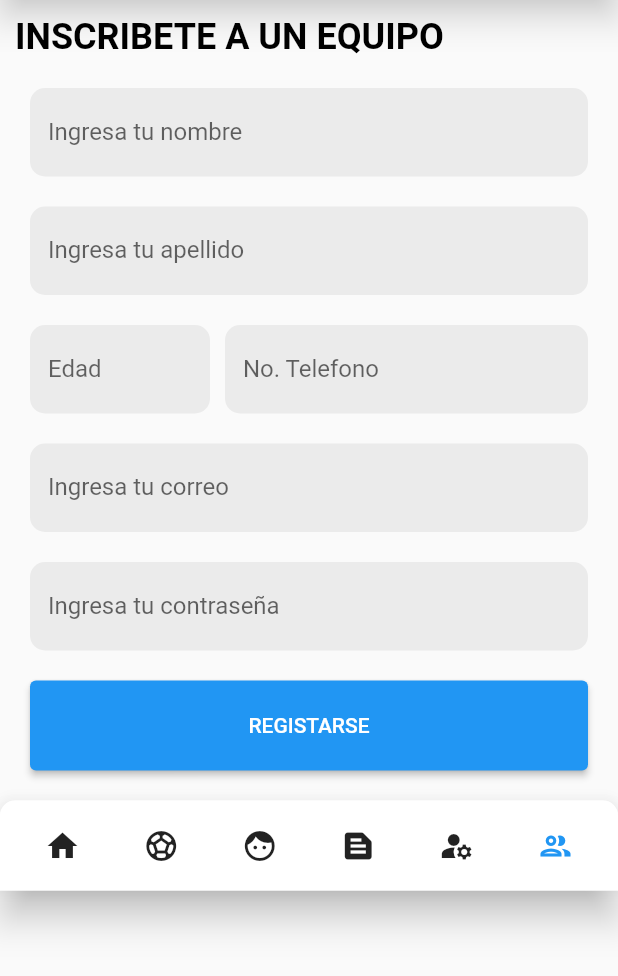
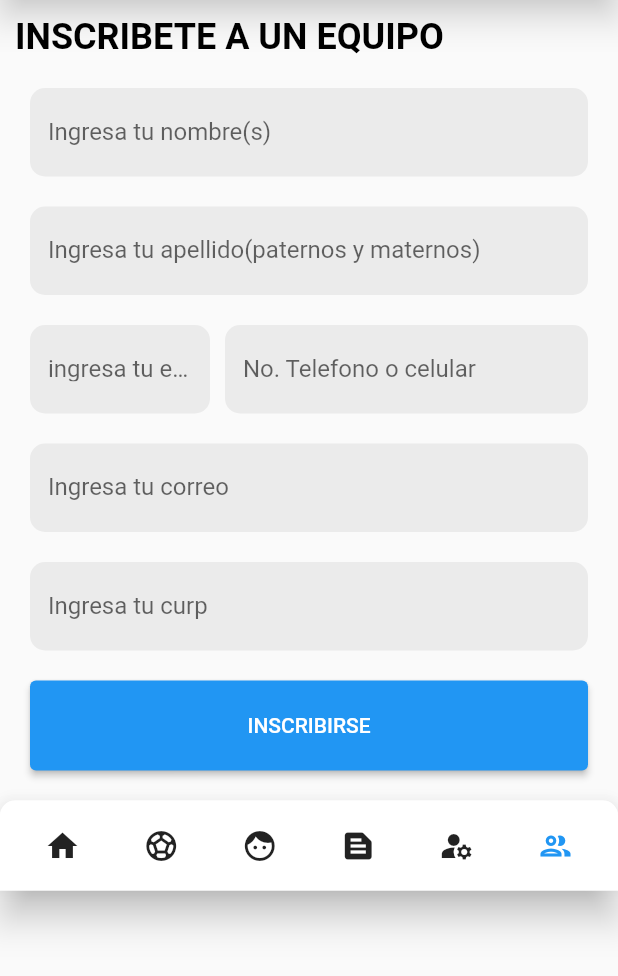
Before and after one commit to AngelJesusHernandezBlanco6-j/Proyecto_final_android, a Flutter app: the Inscripcion screen opened by its route, on a phone screen of 412 x 824 dp, the part 98-1074 px from its top. Run offline on Flutter 3.47's test engine with Material 2 defaults, Android fonts, the phone set to English and light mode, and no system bars; our stand-ins replace card_swiper, font_awesome_flutter; network calls fail.

```diff
--- a/lib/inscripcion.dart
+++ b/lib/inscripcion.dart
@@ -44,7 +44,7 @@ class Inscripcion extends StatelessWidget {
                   padding: EdgeInsetsDirectional.fromSTEB(20, 10, 20, 10),
                   child: TextField(
                     decoration: InputDecoration(
-                      labelText: 'Ingresa tu nombre',
+                      labelText: 'Ingresa tu nombre(s)',
                       filled: true,
                       fillColor: Color(0xFFEBEBEB),
                       border: OutlineInputBorder(
@@ -61,7 +61,7 @@ class Inscripcion extends StatelessWidget {
                   padding: EdgeInsetsDirectional.fromSTEB(20, 10, 20, 10),
                   child: TextField(
                     decoration: InputDecoration(
-                      labelText: 'Ingresa tu apellido',
+                      labelText: 'Ingresa tu apellido(paternos y maternos)',
                       filled: true,
                       fillColor: Color(0xFFEBEBEB),
                       border: OutlineInputBorder(
@@ -84,7 +84,7 @@ class Inscripcion extends StatelessWidget {
                         child: TextField(
                           keyboardType: TextInputType.number,
                           decoration: InputDecoration(
-                            labelText: 'Edad',
+                            labelText: 'ingresa tu edad',
                             filled: true,
                             fillColor: Color(0xFFEBEBEB),
                             border: OutlineInputBorder(
@@ -102,7 +102,7 @@ class Inscripcion extends StatelessWidget {
                           padding: EdgeInsetsDirectional.fromSTEB(10, 0, 0, 0),
                           child: TextField(
                             decoration: InputDecoration(
-                              labelText: 'No. Telefono',
+                              labelText: 'No. Telefono o celular',
                               filled: true,
                               fillColor: Color(0xFFEBEBEB),
                               border: OutlineInputBorder(
@@ -142,7 +142,7 @@ class Inscripcion extends StatelessWidget {
                   child: TextField(
                     obscureText: true,
                     decoration: InputDecoration(
-                      labelText: 'Ingresa tu contraseña',
+                      labelText: 'Ingresa tu curp',
                       filled: true,
                       fillColor: Color(0xFFEBEBEB),
                       border: OutlineInputBorder(
@@ -162,7 +162,7 @@ class Inscripcion extends StatelessWidget {
                       context: context,
                       builder: (BuildContext context) => AlertDialog(
                         title: const Text('Registro'),
-                        content: const Text('¡Se han registrado sus datos correctamente!'),
+                        content: const Text('¡Todos sus datos se han registrado sus datos correctamente!'),
                         actions: <Widget>[
                           TextButton(
                             onPressed: () => Navigator.pop(context, 'Cancelar'),
@@ -175,7 +175,7 @@ class Inscripcion extends StatelessWidget {
                         ],
                       ),
                     ),
-                    child: Text('REGISTARSE'),
+                    child: Text('INSCRIBIRSE'),
                     style: ElevatedButton.styleFrom(
                       primary: azul,
                       minimumSize: Size(
```
Also changed, not shown: 1 other file.
